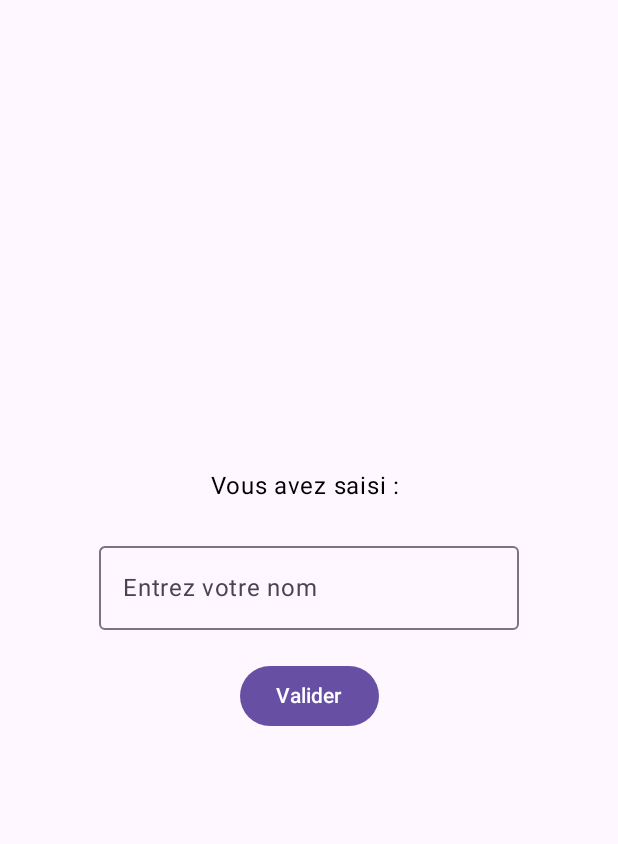
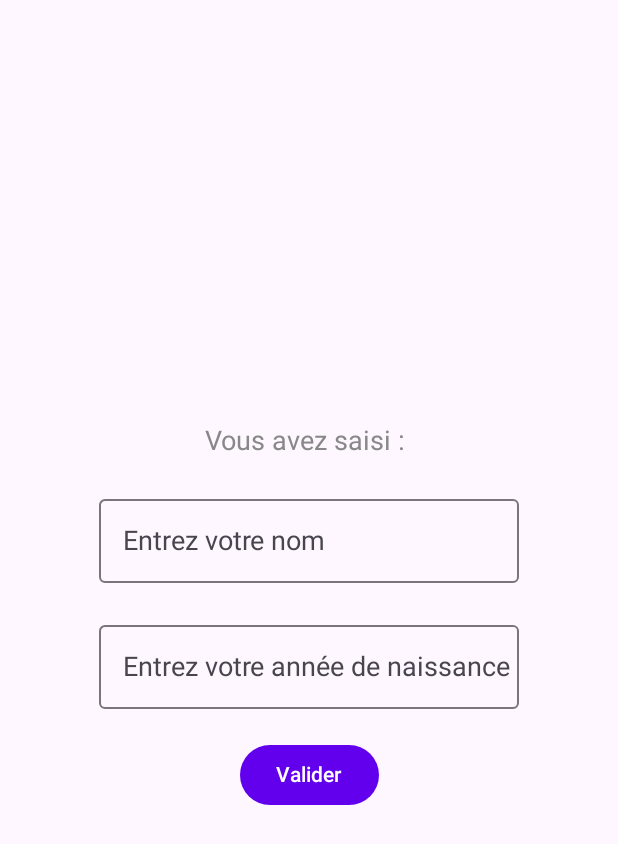
Before and after one commit to elianollivier/R4A11, an Android app built with Jetpack Compose: the screen it shows after launch (MainActivity), after a tap on "Valider", on a phone screen of 412 x 824 dp. Shown: the top 844 px of the screen. Run offline under Robolectric (Android 15) with nearby library versions, the phone set to English and light mode, and no system bars.

Commit message:
Ajout Calcule de l'age

```diff
--- a/TP2/app/src/main/AndroidManifest.xml
+++ b/TP2/app/src/main/AndroidManifest.xml
@@ -22,6 +22,7 @@
                 <category android:name="android.intent.category.LAUNCHER" />
             </intent-filter>
         </activity>
+        <activity android:name=".SecondActivity" />
     </application>
 
 </manifest>
--- a/TP2/app/src/main/java/com/example/tp2/MainActivity.kt
+++ b/TP2/app/src/main/java/com/example/tp2/MainActivity.kt
@@ -5,28 +5,29 @@ import android.widget.Toast
 import androidx.activity.ComponentActivity
 import androidx.activity.compose.setContent
 import androidx.compose.foundation.layout.*
+import androidx.compose.foundation.text.KeyboardOptions
 import androidx.compose.material3.*
 import androidx.compose.runtime.*
 import androidx.compose.ui.Alignment
 import androidx.compose.ui.Modifier
-import androidx.compose.ui.graphics.Color
+import androidx.compose.ui.text.input.KeyboardType
 import androidx.compose.ui.unit.dp
 import android.content.Intent
+import com.example.tp2.ui.theme.TP2Theme
 
 class MainActivity : ComponentActivity() {
     override fun onCreate(savedInstanceState: Bundle?) {
         super.onCreate(savedInstanceState)
         setContent {
-            MaterialTheme {
+            TP2Theme {
                 MyScreen(
-                    // On doit faire suivre le contexte pour afficher un toast
                     onShowToast = { msg ->
                         Toast.makeText(this@MainActivity, msg, Toast.LENGTH_SHORT).show()
                     },
-                    onNavigateSecondActivity = { text ->
-                        // Lancer la SecondActivity avec le texte
+                    onNavigateSecondActivity = { nom, annee ->
                         val intent = Intent(this@MainActivity, SecondActivity::class.java)
-                        intent.putExtra("TEXT_SAISI", text)
+                        intent.putExtra("NOM", nom)
+                        intent.putExtra("ANNEE", annee)
                         startActivity(intent)
                     }
                 )
@@ -39,10 +40,10 @@ class MainActivity : ComponentActivity() {
 @Composable
 fun MyScreen(
     onShowToast: (String) -> Unit,
-    onNavigateSecondActivity: (String) -> Unit
+    onNavigateSecondActivity: (String, Int) -> Unit
 ) {
     var nom by remember { mutableStateOf("") }
-    var message by remember { mutableStateOf("") }
+    var anneeTexte by remember { mutableStateOf("") }
 
     Box(
         modifier = Modifier
@@ -54,19 +55,14 @@ fun MyScreen(
             horizontalAlignment = Alignment.CenterHorizontally,
             verticalArrangement = Arrangement.Center
         ) {
-
-            Spacer(modifier = Modifier.height(20.dp))
-
-            // Affiche ce qu'on tape
             Text(
                 text = "Vous avez saisi : $nom",
-                color = Color.Black,
-                style = MaterialTheme.typography.bodyLarge
+                style = MaterialTheme.typography.bodyLarge,
+                color = MaterialTheme.colorScheme.onBackground
             )
 
             Spacer(modifier = Modifier.height(20.dp))
 
-            // Champ texte
             OutlinedTextField(
                 value = nom,
                 onValueChange = { newValue -> nom = newValue },
@@ -75,29 +71,29 @@ fun MyScreen(
 
             Spacer(modifier = Modifier.height(20.dp))
 
-            // Bouton "Valider"
+            OutlinedTextField(
+                value = anneeTexte,
+                onValueChange = { newValue -> anneeTexte = newValue },
+                label = { Text("Entrez votre année de naissance") },
+                keyboardOptions = KeyboardOptions(keyboardType = KeyboardType.Number)
+            )
+
+            Spacer(modifier = Modifier.height(20.dp))
+
             Button(onClick = {
-                if (nom.isBlank()) {
-                    // Si vide, on affiche un toast (erreur)
-                    onShowToast("Veuillez saisir un nom avant de valider.")
+                if (nom.isBlank() || anneeTexte.isBlank()) {
+                    onShowToast("Veuillez saisir votre nom et votre année de naissance.")
                 } else {
-                    // Sinon, on crée un message "Bonjour X !"
-                    message = "Bonjour $nom !"
-                    // On lance la seconde activité en lui passant nom
-                    onNavigateSecondActivity(nom)
+                    val annee = anneeTexte.toIntOrNull()
+                    if (annee == null) {
+                        onShowToast("L'année doit être un nombre valide.")
+                    } else {
+                        onNavigateSecondActivity(nom, annee)
+                    }
                 }
             }) {
                 Text("Valider")
             }
-
-            Spacer(modifier = Modifier.height(20.dp))
-
-            // Affiche le message validé
-            Text(
-                text = message,
-                color = Color.Black,
-                style = MaterialTheme.typography.bodyLarge
-            )
         }
     }
 }
--- /dev/null
+++ b/TP2/app/src/main/java/com/example/tp2/ui/theme/Theme.kt
@@ -0,0 +1,48 @@
+package com.example.tp2.ui.theme
+
+import androidx.compose.material3.MaterialTheme
+import androidx.compose.material3.lightColorScheme
+import androidx.compose.material3.Typography
+import androidx.compose.runtime.Composable
+import androidx.compose.ui.graphics.Color
+import androidx.compose.ui.text.TextStyle
+import androidx.compose.ui.text.font.FontFamily
+import androidx.compose.ui.text.font.FontWeight
+import androidx.compose.ui.unit.sp
+
+private val CustomColorScheme = lightColorScheme(
+    primary = Color(0xFF6200EE),
+    onPrimary = Color.White,
+    secondary = Color(0xFF03DAC5),
+    onSecondary = Color.Black,
+    background = Color(0xFFF0F0F0),
+    onBackground = Color.Gray,
+    surface = Color.White,
+    onSurface = Color.Black
+)
+
+private val CustomTypography = Typography(
+    headlineLarge = TextStyle(
+        fontFamily = FontFamily.Serif,
+        fontWeight = FontWeight.Bold,
+        fontSize = 32.sp
+    ),
+    titleMedium = TextStyle(
+        fontFamily = FontFamily.SansSerif,
+        fontWeight = FontWeight.Medium,
+        fontSize = 24.sp
+    ),
+    bodyLarge = TextStyle(
+        fontFamily = FontFamily.Default,
+        fontSize = 18.sp
+    )
+)
+
+@Composable
+fun TP2Theme(content: @Composable () -> Unit) {
+    MaterialTheme(
+        colorScheme = CustomColorScheme,
+        typography = CustomTypography,
+        content = content
+    )
+}
```
Also changed, not shown: TP2/app/src/main/java/com/example/tp2/SecondActivity.kt (+28 -5 lines), TP2/app/src/main/java/com/example/tp2/util/ageCalculator.kt (added, +10 -0 lines).
